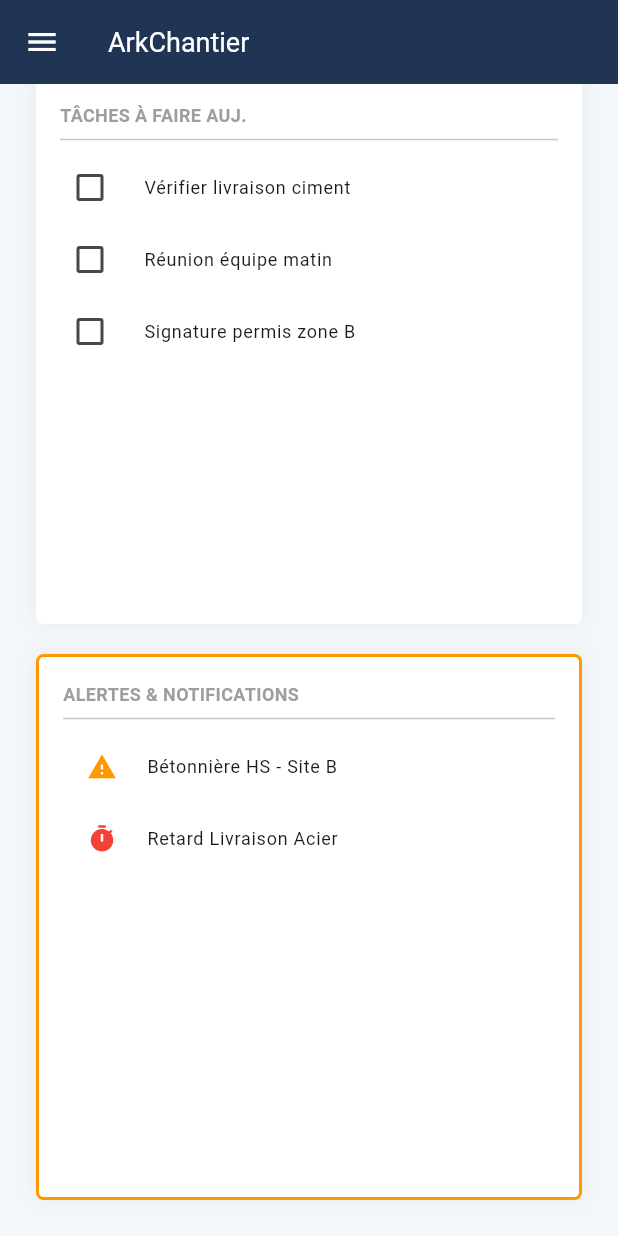
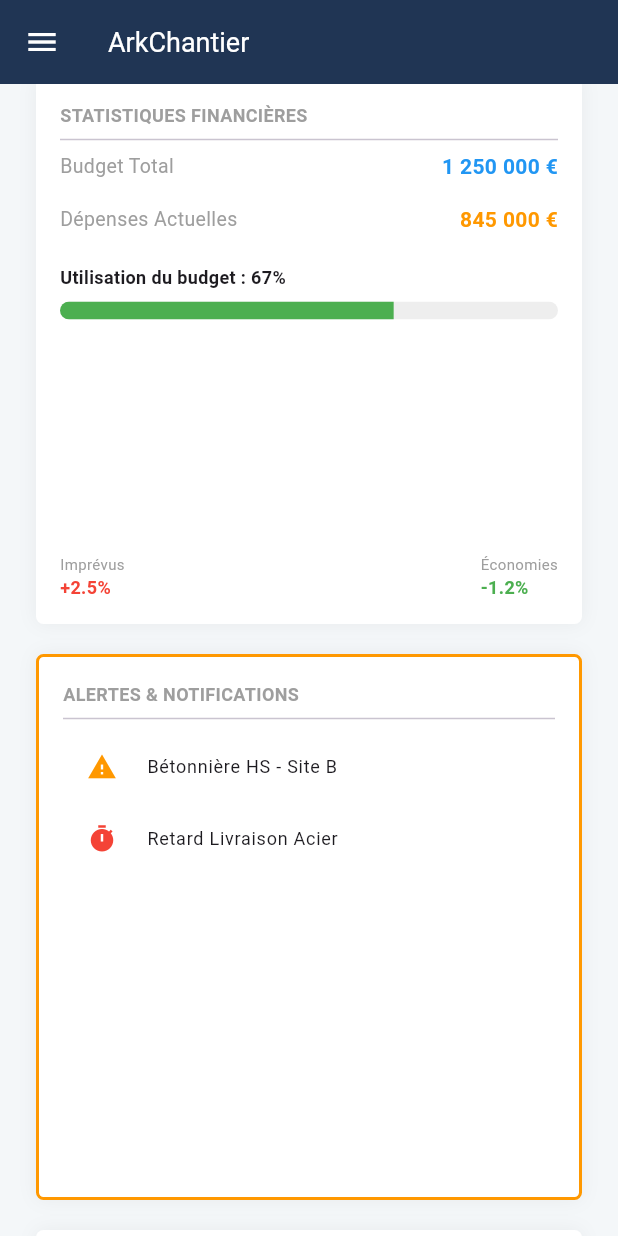
Before and after one commit to Kevin-Razafison/ArkChantier, a Flutter app: the screen it shows after launch, scrolled down 862 dp, on a phone screen of 412 x 824 dp. Run offline on Flutter 3.47's test engine with Material 3 defaults, Android fonts, the phone set to English and light mode, and no system bars; network calls fail.

Commit message:
feat: ajout du module de statistiques financières pour les décideurs

```diff
--- a/lib/screens/dashboard_view.dart
+++ b/lib/screens/dashboard_view.dart
@@ -2,6 +2,7 @@ import 'package:flutter/material.dart';
 import '../models/user_model.dart';
 import '../widgets/info_card.dart';
 import '../widgets/chantier_map_preview.dart';
+import '../widgets/financial_stats_card.dart';
 
 // Modèle local simple
 class ChecklistTask {
@@ -47,15 +48,23 @@ class _DashboardViewState extends State<DashboardView> {
             crossAxisSpacing: 20,
             mainAxisSpacing: 20,
             children: [
-              InfoCard(title: "LOCALISATION DES CHANTIERS", child: const ChantierMapPreview()), // NOUVEAU
-              InfoCard(title: "PROGRÈS DES CHANTIERS", child: _listProgres()),
+                InfoCard(title: "LOCALISATION DES CHANTIERS", child: const ChantierMapPreview()),
                 InfoCard(title: "TÂCHES À FAIRE AUJ.", child: _listTasks()),
+
+                if (widget.user.role == UserRole.chefProjet || widget.user.role == UserRole.chefChantier)
+                  InfoCard(
+                    title: "STATISTIQUES FINANCIÈRES",
+                    child: const FinancialStatsCard()
+                  ),
+
                 if (widget.user.role != UserRole.client)
                   InfoCard(
                     title: "ALERTES & NOTIFICATIONS",
                     borderColor: Colors.orange,
                     child: _listAlertes(),
                   ),
+
+                InfoCard(title: "PROGRÈS DES CHANTIERS", child: _listProgres()),
             ],
           ),
         ],
--- /dev/null
+++ b/lib/widgets/financial_stats_card.dart
@@ -0,0 +1,60 @@
+import 'package:flutter/material.dart';
+
+class FinancialStatsCard extends StatelessWidget {
+  const FinancialStatsCard({super.key});
+
+  @override
+  Widget build(BuildContext context) {
+    return Column(
+      crossAxisAlignment: CrossAxisAlignment.start,
+      children: [
+        _buildStatRow("Budget Total", "1 250 000 €", Colors.blue),
+        const SizedBox(height: 15),
+        _buildStatRow("Dépenses Actuelles", "845 000 €", Colors.orange),
+        const SizedBox(height: 20),
+        const Text(
+          "Utilisation du budget : 67%",
+          style: TextStyle(fontSize: 12, fontWeight: FontWeight.bold),
+        ),
+        const SizedBox(height: 8),
+        ClipRRect(
+          borderRadius: BorderRadius.circular(10),
+          child: LinearProgressIndicator(
+            value: 0.67,
+            minHeight: 12,
+            backgroundColor: Colors.grey[200],
+            valueColor: const AlwaysStoppedAnimation<Color>(Colors.green),
+          ),
+        ),
+        const Spacer(),
+        Row(
+          mainAxisAlignment: MainAxisAlignment.spaceBetween,
+          children: [
+            _miniStat("Imprévus", "+2.5%", Colors.red),
+            _miniStat("Économies", "-1.2%", Colors.green),
+          ],
+        )
+      ],
+    );
+  }
+
+  Widget _buildStatRow(String label, String value, Color color) {
+    return Row(
+      mainAxisAlignment: MainAxisAlignment.spaceBetween,
+      children: [
+        Text(label, style: const TextStyle(fontSize: 13, color: Colors.grey)),
+        Text(value, style: TextStyle(fontSize: 14, fontWeight: FontWeight.bold, color: color)),
+      ],
+    );
+  }
+
+  Widget _miniStat(String label, String value, Color color) {
+    return Column(
+      crossAxisAlignment: CrossAxisAlignment.start,
+      children: [
+        Text(label, style: const TextStyle(fontSize: 10, color: Colors.grey)),
+        Text(value, style: TextStyle(fontSize: 12, fontWeight: FontWeight.bold, color: color)),
+      ],
+    );
+  }
+}
```
Lines whose indentation alone changed are shown as unchanged.
